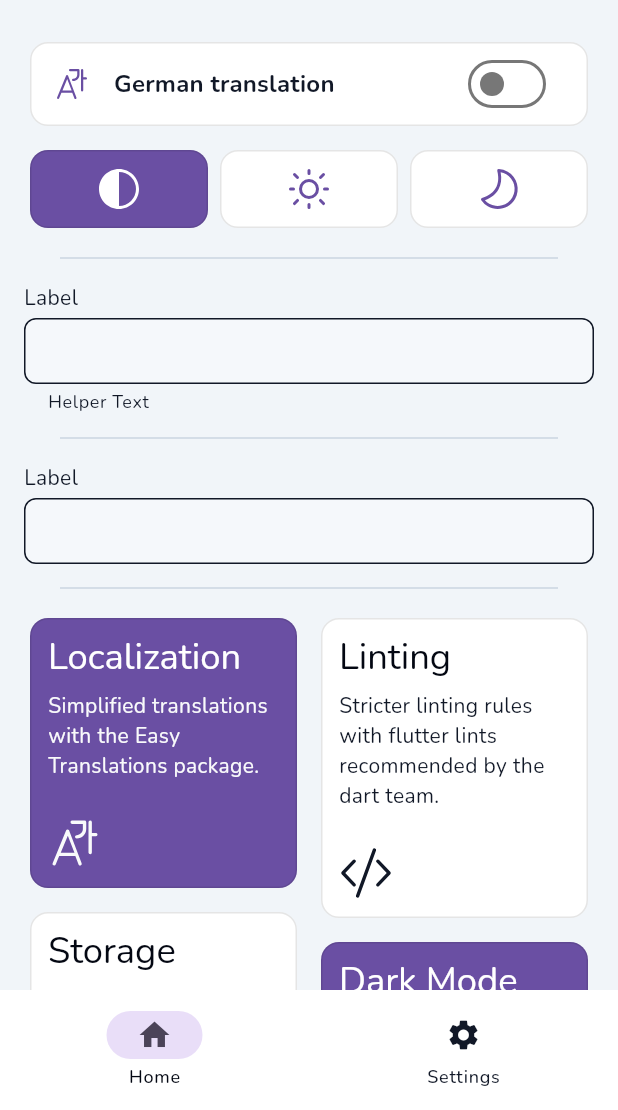
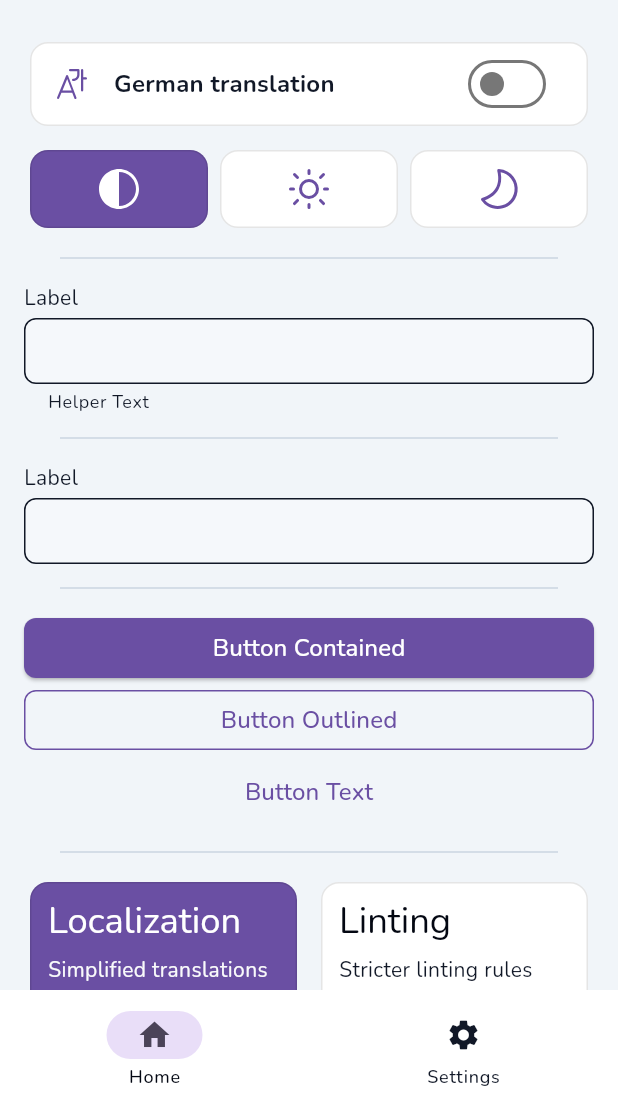
Before and after one commit to enmanuelmag/Flutter-Template, a Flutter app: the screen it shows after launch, on a phone screen of 412 x 824 dp, the part 126-1236 px from its top. Run offline on Flutter 3.47's test engine with Material 3 defaults, Android fonts, the phone set to English and light mode, and no system bars; our stand-ins replace easy_localization, fluentui_system_icons, flutter_riverpod, go_router, hive, hive_flutter and 2 more; missing offline and left inert: flutter_displaymode; accounts and stored records are empty; generated files the repository leaves out were written again.

Commit message:
feat: add buttons

```diff
--- a/lib/ui/screens/first_screen.dart
+++ b/lib/ui/screens/first_screen.dart
@@ -135,12 +135,7 @@ class FirstScreen extends ConsumerWidget {
             ],
           ),
 
-          Padding(
-            padding: const EdgeInsets.symmetric(horizontal: 24, vertical: 8),
-            child: Divider(
-              color: Theme.of(context).dividerColor,
-            ),
-          ),
+          Separator(horizontal: 24, vertical: 8),
 
           InputText(
             label: 'Label',
@@ -148,22 +143,32 @@ class FirstScreen extends ConsumerWidget {
             onChange: (String value) {},
           ),
 
-          Padding(
-            padding: const EdgeInsets.symmetric(horizontal: 24, vertical: 8),
-            child: Divider(
-              color: Theme.of(context).dividerColor,
-            ),
-          ),
+          Separator(horizontal: 24, vertical: 8),
 
           SelectInput(
               label: 'Label', items: items, onChange: (String value) {}),
 
-          Padding(
-            padding: const EdgeInsets.symmetric(horizontal: 24, vertical: 8),
-            child: Divider(
-              color: Theme.of(context).dividerColor,
-            ),
+          Separator(horizontal: 24, vertical: 8),
+
+          ButtonExtended(
+            text: 'Button Contained',
+            onPressed: () {},
+            variant: ButtonVariant.contained,
           ),
+
+          ButtonExtended(
+            text: 'Button Outlined',
+            onPressed: () {},
+            variant: ButtonVariant.outlined,
+          ),
+
+          ButtonExtended(
+            text: 'Button Text',
+            onPressed: () {},
+            variant: ButtonVariant.text,
+          ),
+
+          Separator(horizontal: 24, vertical: 8),
 
           /// If no complex grids are required remove the flutter_staggered_grid_view package
           MasonryGridView.builder(
--- a/lib/ui/widgets/shared/bottom_sheet_container.dart
+++ b/lib/ui/widgets/shared/bottom_sheet_container.dart
@@ -62,7 +62,7 @@ void showCustomBottomSheet({
         topRight: Radius.circular(8),
       ),
     ),
-    builder: (context) => BottomSheetContainer(
+    builder: (BuildContext context) => BottomSheetContainer(
       title: title,
       child: child,
     ),
--- /dev/null
+++ b/lib/ui/widgets/shared/button.dart
@@ -0,0 +1,144 @@
+import 'package:flutter/material.dart';
+
+enum ButtonColor {
+  red,
+  green,
+  gray,
+  orange,
+  violet,
+  blue,
+  yellow,
+  primary,
+}
+
+enum ButtonVariant {
+  contained,
+  outlined,
+  text,
+}
+
+class ButtonExtended extends StatelessWidget {
+  final String text;
+  final bool? disabled;
+  final ButtonColor? color;
+  final ButtonVariant? variant;
+  final Widget? leftSection;
+  final Widget? rightSection;
+  final bool? loading;
+  final bool? fullWidth;
+  final VoidCallback? onPressed;
+  final VoidCallback? onLongPress;
+
+  const ButtonExtended({
+    super.key,
+    required this.text,
+    this.disabled,
+    this.color,
+    this.variant = ButtonVariant.contained,
+    this.leftSection,
+    this.rightSection,
+    this.loading,
+    this.fullWidth,
+    this.onPressed,
+    this.onLongPress,
+  });
+
+  Text getText(BuildContext context) {
+    if (variant == ButtonVariant.text || variant == ButtonVariant.outlined) {
+      return Text(
+        text,
+        style: TextStyle(
+          fontSize: 16,
+          color: disabled == true
+              ? Theme.of(context).colorScheme.primary.withOpacity(0.5)
+              : Theme.of(context).colorScheme.primary,
+        ),
+      );
+    } else {
+      return Text(
+        text,
+        style: TextStyle(
+          fontSize: 16,
+          color:
+              disabled == true ? Colors.white.withOpacity(0.5) : Colors.white,
+        ),
+      );
+    }
+  }
+
+  Color getColor(BuildContext context) {
+    if (disabled == true) {
+      return Theme.of(context).colorScheme.primary.withOpacity(0.5);
+    }
+
+    switch (color) {
+      case ButtonColor.red:
+        return Theme.of(context).colorScheme.error;
+      case ButtonColor.green:
+        return Colors.green;
+      case ButtonColor.gray:
+        return Theme.of(context).colorScheme.secondary;
+      case ButtonColor.orange:
+        return Colors.orange;
+      case ButtonColor.violet:
+        return Theme.of(context).colorScheme.tertiary;
+      case ButtonColor.blue:
+        return Theme.of(context).colorScheme.primary;
+      case ButtonColor.yellow:
+        return Colors.yellow;
+      case ButtonColor.primary:
+        return Theme.of(context).colorScheme.primary;
+      default:
+        return Theme.of(context).colorScheme.primary;
+    }
+  }
+
+  @override
+  Widget build(BuildContext context) {
+    Text text = getText(context);
+
+    Row child = Row(
+      mainAxisAlignment: MainAxisAlignment.center,
+      children: <Widget>[
+        if (leftSection != null) leftSection!,
+        text,
+        if (rightSection != null) rightSection!,
+      ],
+    );
+
+    RoundedRectangleBorder borderShape = RoundedRectangleBorder(
+      borderRadius: BorderRadius.circular(8),
+    );
+
+    if (variant == ButtonVariant.text) {
+      return TextButton(
+        onPressed: disabled == true ? null : onPressed,
+        onLongPress: onLongPress,
+        child: child,
+      );
+    } else if (variant == ButtonVariant.outlined) {
+      return OutlinedButton(
+        onPressed: disabled == true ? null : onPressed,
+        onLongPress: onLongPress,
+        style: OutlinedButton.styleFrom(
+          shape: borderShape,
+          side: BorderSide(
+            color: getColor(context),
+          ),
+        ),
+        child: child,
+      );
+    } else {
+      //apply border radios 8, to all corners
+      return ElevatedButton(
+        onPressed: disabled == true ? null : onPressed,
+        onLongPress: onLongPress,
+        style: ElevatedButton.styleFrom(
+          shape: borderShape,
+          backgroundColor: getColor(context),
+        ),
+        child: child,
+      );
+    }
+  }
+}
--- a/lib/ui/widgets/widget.barrel.dart
+++ b/lib/ui/widgets/widget.barrel.dart
@@ -8,6 +8,7 @@ export './shared/divider.dart';
 export './shared/input_text.dart';
 export './shared/select.dart';
 export './shared/text_divider.dart';
+export './shared/button.dart';
 
 // First Screen
 export './first_screen/info_card.dart';
```
Also changed, not shown: 1 other file.
